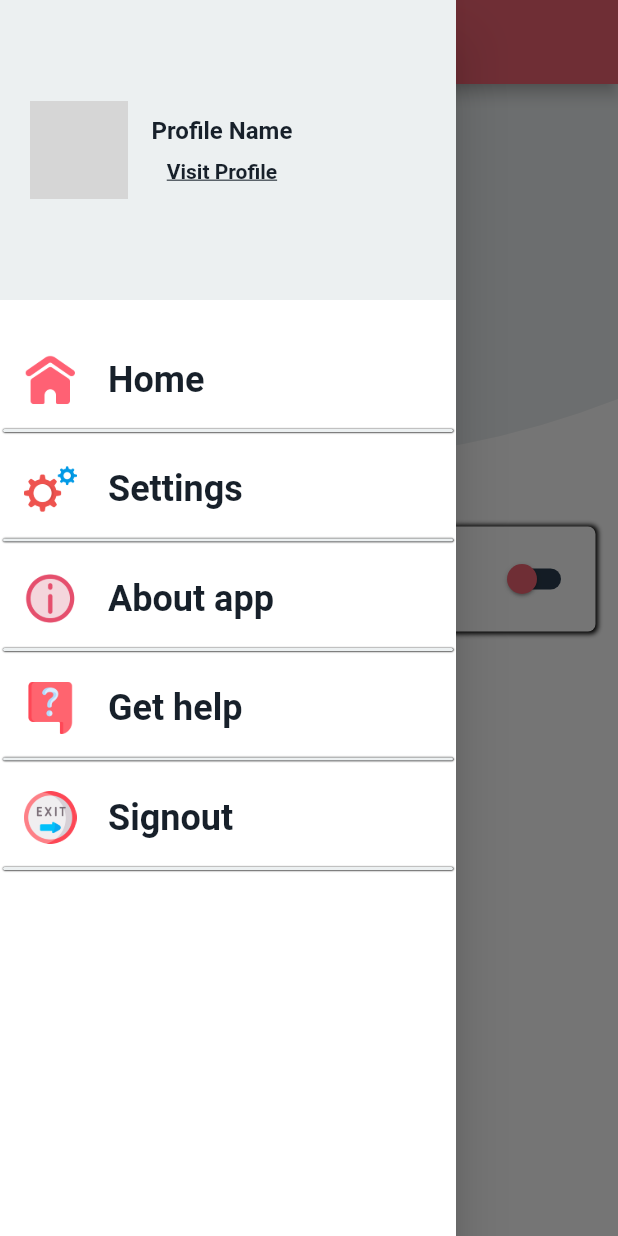
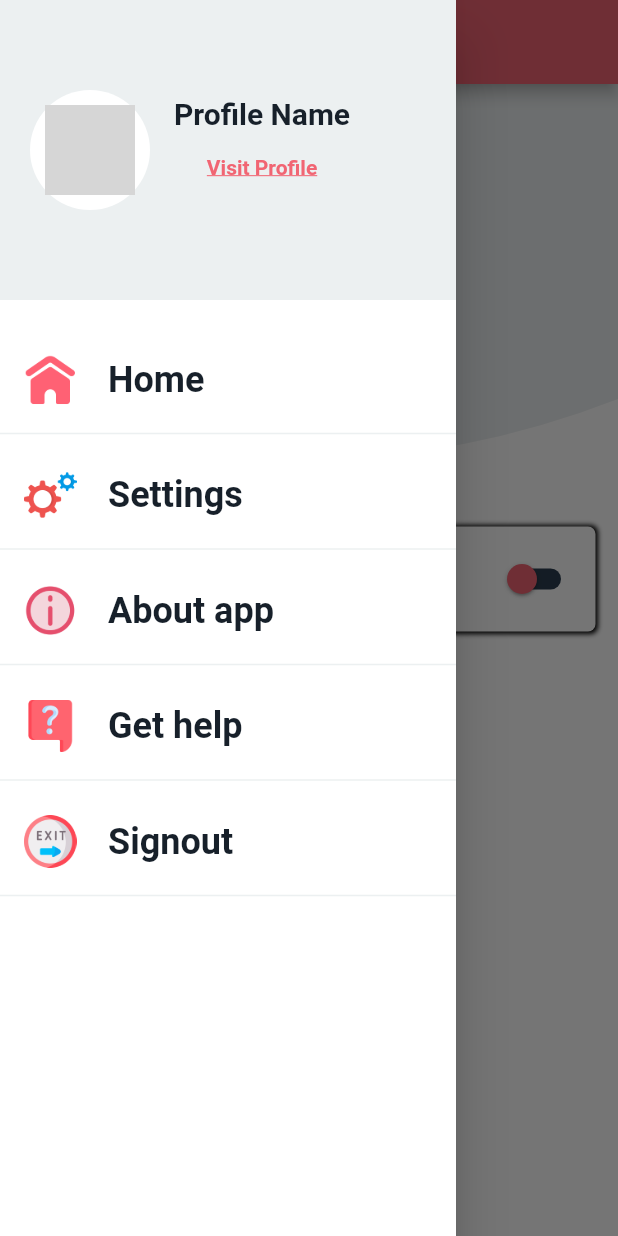
Before and after one commit to Medhat-Ahmed-15/Graduation_Project, a Flutter app: the SettingsScreen screen opened by its route, with the side drawer open, on a phone screen of 412 x 824 dp. Run offline on Flutter 3.47's test engine with Material 2 defaults, Android fonts, the phone set to English and light mode, and no system bars; our stand-ins replace date_time_picker, flutter_custom_clippers, fluttertoast, geolocator, google_maps_flutter, shared_preferences; missing offline and left inert: dialogs, flutter_polyline_points; accounts and stored records are empty; network calls fail; statements that could not run were skipped; grey boxes are pictures that could not be loaded.

Commit message:
designed the user profile screen and made half all the logic except for the profile image

```diff
--- a/lib/models/UserInfo.dart
+++ b/lib/models/UserInfo.dart
@@ -15,14 +15,14 @@ class UserInfo {
   String expiration_date;
 
   UserInfo(
-      {@required this.first_name,
-      @required this.last_name,
-      @required this.id,
-      @required this.email,
-      @required this.password,
-      @required this.address,
-      @required this.card_holder,
-      @required this.security_code,
-      @required this.credit_card_number,
-      @required this.expiration_date});
+      {this.first_name,
+      this.last_name,
+      this.id,
+      this.email,
+      this.password,
+      this.address,
+      this.card_holder,
+      this.security_code,
+      this.credit_card_number,
+      this.expiration_date});
 }
--- a/lib/widgets/main_drawer.dart
+++ b/lib/widgets/main_drawer.dart
@@ -33,27 +33,9 @@ class MainDrawer extends StatelessWidget {
           ),
           onTap: onTapFunction,
         ),
-        const SizedBox(
-          height: 5,
-        ),
-        Container(
-          height: 2,
-          width: 300,
-          decoration: BoxDecoration(
-            boxShadow: const [
-              BoxShadow(
-                color: Colors.black,
-                blurRadius: 0.2,
-                spreadRadius: 0.2,
-                offset: Offset(0.2, 0.2),
-              ),
-            ],
+        Divider(
           color: colorProviderObj.genralBackgroundColor,
-            borderRadius: BorderRadius.circular(5.0),
-          ),
-        ),
-        SizedBox(
-          height: 5,
+          thickness: 1,
         ),
       ],
     );
@@ -84,10 +66,16 @@ class MainDrawer extends StatelessWidget {
                   .centerLeft, //THIS CONTROLS HOW THE CHILD OF THE CONTAINER IS ALIGNNED
               child: Row(
                 children: [
-                  Image.asset(
+                  CircleAvatar(
+                    backgroundColor: colorProviderObj.generalCardColor,
+                    radius: 40,
+                    child: const CircleAvatar(
+                      backgroundColor: Colors.transparent,
+                      radius: 30,
+                      backgroundImage: AssetImage(
                         'assets/images/person.png',
-                    height: 65.0,
-                    width: 65.0,
+                      ),
+                    ),
                   ),
                   const SizedBox(
                     width: 16.0,
@@ -99,21 +87,24 @@ class MainDrawer extends StatelessWidget {
                         'Profile Name',
                         style: TextStyle(
                             fontWeight: FontWeight.bold,
-                            fontSize: 16.0,
+                            fontSize: 20.0,
                             color: colorProviderObj.textColor),
                       ),
-                      const SizedBox(
-                        height: 10.0,
-                      ),
-                      Text(
+                      FlatButton(
+                        child: Text(
                           'Visit Profile',
                           style: TextStyle(
                               fontWeight: FontWeight.bold,
                               decoration: TextDecoration.underline,
-                            color: colorProviderObj.textColor),
+                              color: Theme.of(context).primaryColor),
+                        ),
+                        onPressed: () {
+                          Navigator.of(context).pushReplacementNamed(
+                              UserProfileScreen.routeName);
+                        },
                       )
                     ],
-                  )
+                  ),
                 ],
               ),
             ),
--- a/pubspec.yaml
+++ b/pubspec.yaml
@@ -97,6 +97,9 @@ flutter:
     - assets/images/location.png
     - assets/images/clock.png
     - assets/images/calendar.png
+    - assets/images/id.png
+    - assets/images/email.png
+    - assets/images/address.png
 
   # An image asset can refer to one or more resolution-specific "variants", see
   # https://flutter.dev/assets-and-images/#resolution-aware.
```
Also changed, not shown: lib/Screens/user_profile_screen.dart (+237 -81 lines), lib/providers/auth_provider.dart (+69 -41 lines), assets/images/address.png (added), assets/images/email.png (added), assets/images/id.png (added). Lines whose indentation alone changed are shown as unchanged.
